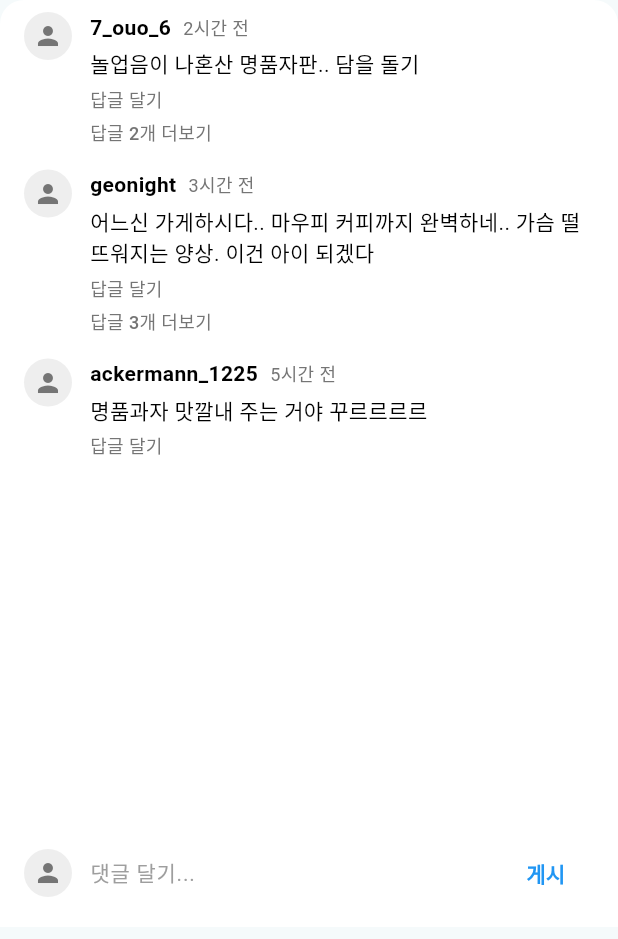
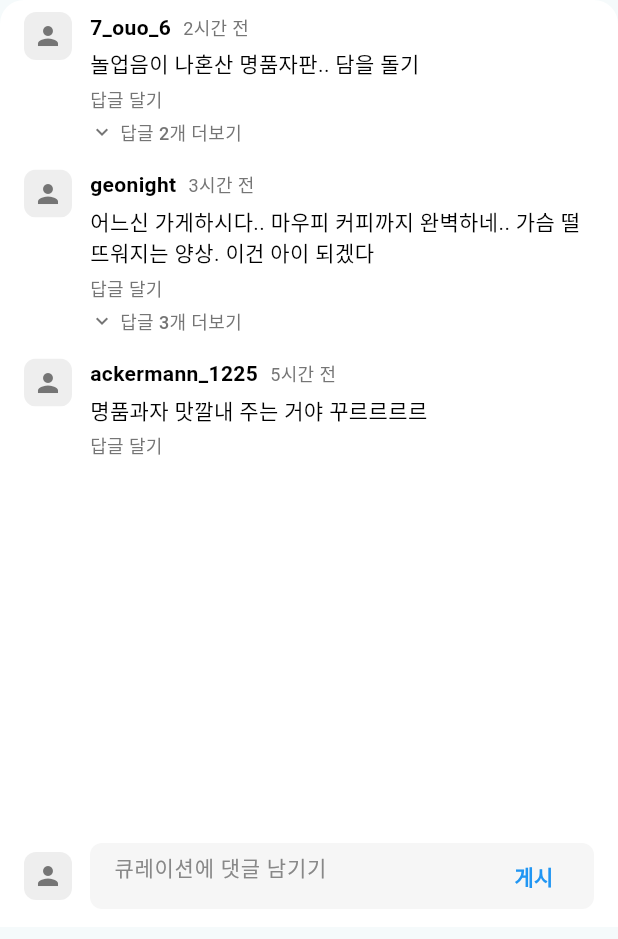
Before and after one commit to hdachan/Modir_map_platform_front, a Flutter app: the CustomBottomSheet widget shown alone on an empty page, opened directly, on a phone screen of 412 x 824 dp. Shown: the top 939 px of the screen. Run offline on Flutter 3.47's test engine with Material 3 defaults, Android fonts, the phone set to English and light mode, and no system bars; our stand-ins replace firebase_core, flutter_svg, go_router, google_sign_in, image_picker, shared_preferences and 1 more; accounts and stored records are empty; generated files the repository leaves out were written again; network calls fail; Roboto replaces fonts that are missing (Pretendard); project files that could hold a hidden picture were left out.

Commit message:
20250510 댓글 프론트 CR 추가

```diff
--- a/lib/mvvm/Mypage/widget/mypage_widget.dart
+++ b/lib/mvvm/Mypage/widget/mypage_widget.dart
@@ -262,10 +262,14 @@ class _CustomBottomSheetState extends State<CustomBottomSheet> {
                             crossAxisAlignment: CrossAxisAlignment.start,
                             children: [
                               // 프로필 사진
-                              CircleAvatar(
-                                radius: 16,
-                                backgroundColor: Colors.grey[200],
+                              ClipRRect(
+                                borderRadius: BorderRadius.circular(8), // 원하는 라운드 값
+                                child: Container(
+                                  width: 32, // CircleAvatar의 radius: 16과 동일한 크기
+                                  height: 32,
+                                  color: Colors.grey[200],
                                   child: Icon(Icons.person, size: 20, color: Colors.grey[600]),
+                                ),
                               ),
                               const SizedBox(width: 12),
                               // 닉네임, 시간, 내용
@@ -323,13 +327,23 @@ class _CustomBottomSheetState extends State<CustomBottomSheet> {
                                             _repliesVisibility[index] = !isRepliesVisible;
                                           });
                                         },
-                                        child: Text(
+                                        child: Row(
+                                          children: [
+                                            Icon(
+                                              isRepliesVisible ? Icons.keyboard_arrow_up : Icons.keyboard_arrow_down,
+                                              size: 16,
+                                              color: Colors.grey[600],
+                                            ),
+                                            const SizedBox(width: 4),
+                                            Text(
                                               isRepliesVisible ? "답글 숨기기" : "답글 ${(comment['replies'] as List).length}개 더보기",
                                               style: TextStyle(
                                                 color: Colors.grey[600],
                                                 fontSize: 12,
                                                 fontWeight: FontWeight.w500,
                                               ),
+                                            ),
+                                          ],
                                         ),
                                       ),
                                     ],
@@ -343,31 +357,35 @@ class _CustomBottomSheetState extends State<CustomBottomSheet> {
                             Padding(
                               padding: const EdgeInsets.only(left: 40), // 들여쓰기
                               child: Column(
-                                crossAxisAlignment: CrossAxisAlignment.start,
                                 children: (comment['replies'] as List).map<Widget>((reply) {
                                   return Padding(
-                                    padding: const EdgeInsets.symmetric(vertical: 4),
+                                    padding: const EdgeInsets.symmetric(vertical: 8),
                                     child: Row(
                                       crossAxisAlignment: CrossAxisAlignment.start,
                                       children: [
+                                        // 프로필 사진
+                                        CircleAvatar(
+                                          radius: 16,
+                                          backgroundColor: Colors.grey[200],
+                                          child: Icon(Icons.person, size: 20, color: Colors.grey[600]),
+                                        ),
+                                        const SizedBox(width: 12),
+                                        // 닉네임, 시간, 내용
+                                        Expanded(
+                                          child: Column(
+                                            crossAxisAlignment: CrossAxisAlignment.start,
+                                            children: [
+                                              Row(
+                                                children: [
                                                   Text(
-                                          "${reply['username']} ",
+                                                    "${reply['username']}",
                                                     style: const TextStyle(
                                                       fontWeight: FontWeight.w600,
                                                       color: Colors.black,
                                                       fontSize: 14,
                                                     ),
                                                   ),
-                                        Expanded(
-                                          child: Text(
-                                            reply['content'] as String,
-                                            style: const TextStyle(
-                                              fontWeight: FontWeight.w400,
-                                              color: Colors.black,
-                                              fontSize: 14,
-                                            ),
-                                          ),
-                                        ),
+                                                  const SizedBox(width: 8),
                                                   Text(
                                                     reply['time'] as String,
                                                     style: TextStyle(
@@ -377,11 +395,40 @@ class _CustomBottomSheetState extends State<CustomBottomSheet> {
                                                   ),
                                                 ],
                                               ),
+                                              const SizedBox(height: 4),
+                                              Text(
+                                                reply['content'] as String,
+                                                style: const TextStyle(
+                                                  fontWeight: FontWeight.w400,
+                                                  color: Colors.black,
+                                                  fontSize: 14,
+                                                ),
+                                              ),
+                                              const SizedBox(height: 4),
+                                              GestureDetector(
+                                                onTap: () {
+                                                  // TODO: 답글에 대한 답글 기능이 필요하면 여기 구현
+                                                },
+                                                child: Text(
+                                                  "답글 달기",
+                                                  style: TextStyle(
+                                                    color: Colors.grey[600],
+                                                    fontSize: 12,
+                                                    fontWeight: FontWeight.w500,
+                                                  ),
+                                                ),
+                                              ),
+                                            ],
+                                          ),
+                                        ),
+                                      ],
+                                    ),
                                   );
                                 }).toList(),
                               ),
                             ),
                           ],
+
                         ],
                       ),
                     );
@@ -394,29 +441,53 @@ class _CustomBottomSheetState extends State<CustomBottomSheet> {
                 child: Row(
                   children: [
                     // 사용자 프로필 사진
-                    CircleAvatar(
-                      radius: 16,
-                      backgroundColor: Colors.grey[200],
+                    ClipRRect(
+                      borderRadius: BorderRadius.circular(8), // 원하는 라운드 값
+                      child: Container(
+                        width: 32, // CircleAvatar의 radius: 16과 동일한 크기
+                        height: 32,
+                        color: Colors.grey[200],
                         child: Icon(Icons.person, size: 20, color: Colors.grey[600]),
                       ),
+                    ),
                     const SizedBox(width: 12),
-                    // 텍스트 입력
+                    // 텍스트 입력 필드 (EmailTextField 스타일 적용)
+                    Expanded(
+                      child: Container(
+                        height: 44,
+                        decoration: BoxDecoration(
+                          color: const Color(0xFFF6F6F6),
+                          borderRadius: BorderRadius.circular(8),
+                        ),
+                        padding: const EdgeInsets.only(left: 16, right: 8),
+                        child: Row(
+                          children: [
                             Expanded(
                               child: TextField(
-                        decoration: InputDecoration(
-                          hintText: '댓글 달기...',
+                                controller: TextEditingController(), // 필요 시 상태로 관리
+                                style: const TextStyle(
+                                  fontFamily: 'Pretendard',
+                                  fontSize: 14,
+                                  fontWeight: FontWeight.w500,
+                                  color: Colors.black,
+                                ),
+                                decoration: const InputDecoration(
+                                  hintText: "큐레이션에 댓글 남기기",
                                   hintStyle: TextStyle(
-                            color: Colors.grey[500],
-                            fontSize: 14,
+                                    fontFamily: 'Pretendard',
+                                    color: Color(0xFF888888),
+                                    fontWeight: FontWeight.w500,
                                   ),
                                   border: InputBorder.none,
-                          contentPadding: const EdgeInsets.symmetric(vertical: 8),
+                                  isDense: true,
+                                  contentPadding: EdgeInsets.symmetric(vertical: 16),
                                 ),
                               ),
                             ),
-                    // 게시 버튼
                             TextButton(
-                      onPressed: () {},
+                              onPressed: () {
+                                // 댓글 전송 로직
+                              },
                               child: const Text(
                                 "게시",
                                 style: TextStyle(
@@ -429,6 +500,11 @@ class _CustomBottomSheetState extends State<CustomBottomSheet> {
                           ],
                         ),
                       ),
+                    ),
+                  ],
+                ),
+              ),
+
               // 키보드 오버레이 방지
               SizedBox(height: MediaQuery.of(context).viewInsets.bottom),
             ],
```
Also changed, not shown: lib/mvvm/feed/services/FeedCommentService.dart (added, +46 -0 lines), lib/mvvm/feed/viewmodels/CommentViewModel.dart (added, +41 -0 lines). Lines whose indentation alone changed are shown as unchanged.
